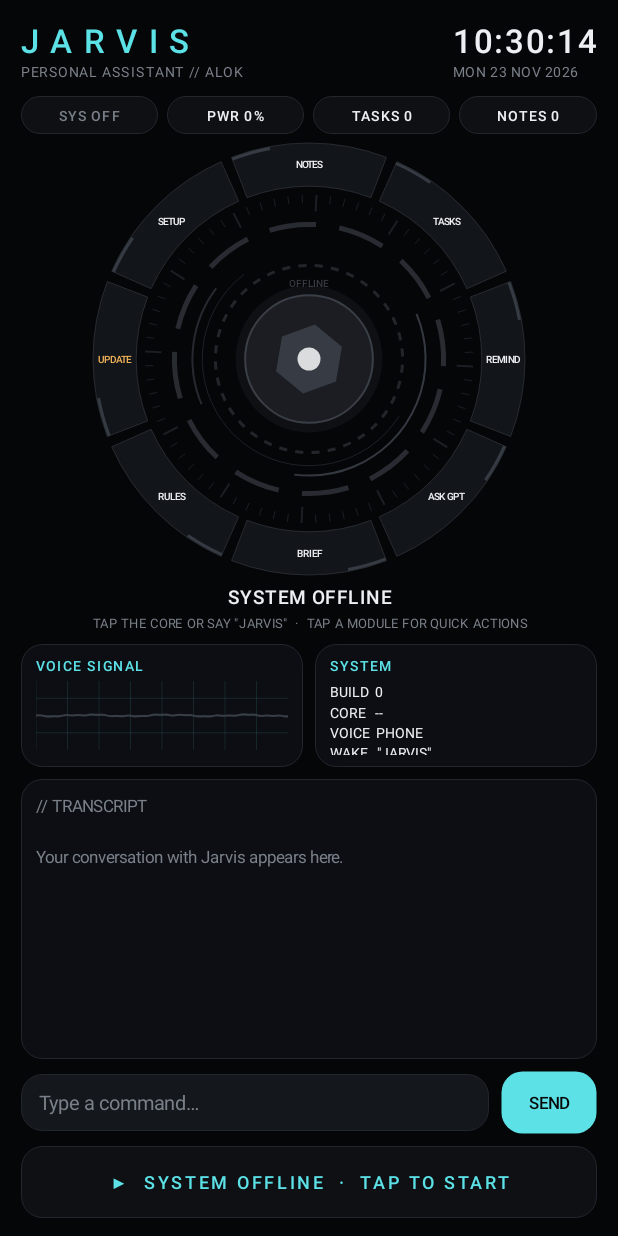
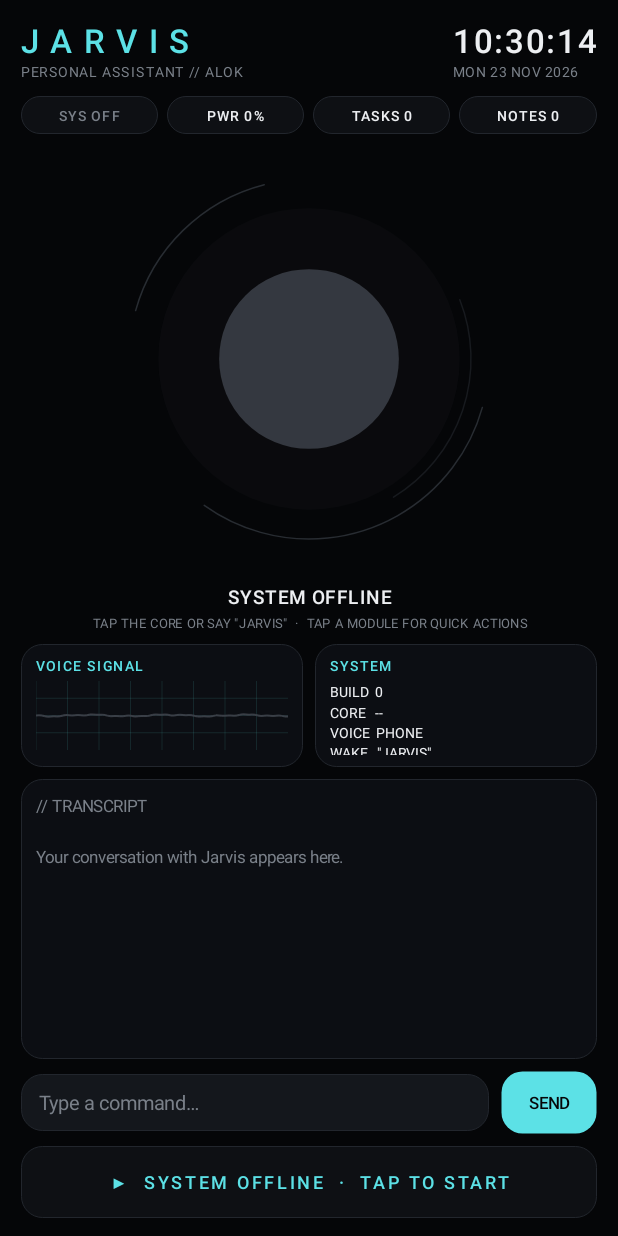
Before and after one commit to alokkr1995/jarvis, an Android app: the MainActivity screen opened directly, with no data from a screen before it, on a phone screen of 412 x 824 dp. Run offline under Robolectric (Android 15) with nearby library versions, the phone set to English and light mode, and no system bars; libraries missing offline, so code that uses them is left out: ai.picovoice.porcupine; 1 statement that could not run was skipped.

Commit message:
Update OrbView.kt

```diff
--- a/app/src/main/java/com/alok/jarvis/OrbView.kt
+++ b/app/src/main/java/com/alok/jarvis/OrbView.kt
@@ -4,46 +4,31 @@ import android.animation.ValueAnimator
 import android.annotation.SuppressLint
 import android.content.Context
 import android.graphics.Canvas
-import android.graphics.Color
 import android.graphics.Paint
-import android.graphics.Path
 import android.graphics.RectF
 import android.view.MotionEvent
 import android.view.View
 import android.view.animation.LinearInterpolator
-import kotlin.math.atan2
-import kotlin.math.cos
 import kotlin.math.hypot
 import kotlin.math.min
 import kotlin.math.sin
 
-/**
- * HUD dial: outer ring of tappable modules + rotating rings + hexagon core.
- * Tap a module → onModule(name). Tap the core → onCore().
- */
+/** Minimal orb: soft core + two thin rotating arcs. Tap = talk. */
 class OrbView(context: Context) : View(context) {
     var state: String = "off"
         set(v) { field = v; invalidate() }
-    var onModule: ((String) -> Unit)? = null
     var onCore: (() -> Unit)? = null
 
-    val modules = listOf("NOTES", "TASKS", "REMIND", "ASK GPT", "BRIEF", "RULES", "UPDATE", "SETUP")
-    private var pressed = -1
-
     private var ms = 0f
-    private val stroke = Paint(Paint.ANTI_ALIAS_FLAG).apply { style = Paint.Style.STROKE }
+    private val stroke = Paint(Paint.ANTI_ALIAS_FLAG).apply { style = Paint.Style.STROKE; strokeCap = Paint.Cap.ROUND }
     private val fill = Paint(Paint.ANTI_ALIAS_FLAG).apply { style = Paint.Style.FILL }
-    private val text = Paint(Paint.ANTI_ALIAS_FLAG).apply { typeface = Ui.MONO_BOLD; textAlign = Paint.Align.CENTER }
     private val rect = RectF()
-    private val path = Path()
+    private var pressed = false
 
     private val anim = ValueAnimator.ofFloat(0f, 1_000_000f).apply {
-        duration = 1_000_000L
-        repeatCount = ValueAnimator.INFINITE
-        interpolator = LinearInterpolator()
+        duration = 1_000_000L; repeatCount = ValueAnimator.INFINITE; interpolator = LinearInterpolator()
         addUpdateListener { ms = it.animatedValue as Float; invalidate() }
     }
-
     override fun onAttachedToWindow() { super.onAttachedToWindow(); anim.start() }
     override fun onDetachedFromWindow() { anim.cancel(); super.onDetachedFromWindow() }
 
@@ -52,123 +37,47 @@ class OrbView(context: Context) : View(context) {
         "speaking" -> Ui.CYAN; "error" -> Ui.RED; else -> Ui.OFF
     }
     private fun speed() = when (state) {
-        "idle" -> 1f; "listening" -> 2.5f; "thinking" -> 4f; "speaking" -> 2.5f; "error" -> 0.5f; else -> 0.25f
-    }
-    private fun label() = when (state) {
-        "idle" -> "STANDBY"; "listening" -> "LISTENING"; "thinking" -> "PROCESSING"
-        "speaking" -> "RESPONDING"; "error" -> "FAULT"; else -> "OFFLINE"
-    }
-
-    private fun geom(): Triple<Float, Float, Float> {
-        val cx = width / 2f; val cy = height / 2f
-        return Triple(cx, cy, min(width, height) * 0.48f)
-    }
-
-    private fun arc(cv: Canvas, cx: Float, cy: Float, r: Float, start: Float, sweep: Float, w: Float, a: Int, c: Int) {
-        stroke.strokeWidth = w; stroke.color = Ui.alpha(c, a)
-        rect.set(cx - r, cy - r, cx + r, cy + r)
-        cv.drawArc(rect, start, sweep, false, stroke)
+        "idle" -> 0.6f; "listening" -> 1.6f; "thinking" -> 2.4f; "speaking" -> 1.6f; else -> 0.15f
     }
 
     override fun onDraw(cv: Canvas) {
-        val (cx, cy, R) = geom()
+        val cx = width / 2f; val cy = height / 2f
+        val R = min(width, height) * 0.40f
         val c = color()
-        val accent = if (state == "off") Ui.OFF else Ui.CYAN
         val t = ms / 1000f * speed()
         val d = Ui.dp(context, 1f).toFloat()
         val pulse = (sin(t * 3f) + 1f) / 2f
+        val active = state == "listening" || state == "speaking"
 
-        // ---- module ring (outer band) ----
-        val rOut = R; val rIn = R * 0.80f
-        val seg = 360f / modules.size
-        for (i in modules.indices) {
-            val start = -90f - seg / 2 + i * seg + 1.5f
-            val sweep = seg - 3f
-            path.reset()
-            rect.set(cx - rOut, cy - rOut, cx + rOut, cy + rOut); path.arcTo(rect, start, sweep)
-            rect.set(cx - rIn, cy - rIn, cx + rIn, cy + rIn); path.arcTo(rect, start + sweep, -sweep)
-            path.close()
-            fill.color = if (i == pressed) Ui.alpha(accent, 110) else Ui.alpha(Ui.PANEL2, 235)
-            cv.drawPath(path, fill)
-            stroke.color = Ui.alpha(accent, 150); stroke.strokeWidth = d
-            cv.drawPath(path, stroke)
-            // bright edge tick
-            arc(cv, cx, cy, rOut - d * 2, start, sweep * 0.25f, d * 3, 230, accent)
-            val mid = Math.toRadians((start + sweep / 2).toDouble())
-            val lr = (rOut + rIn) / 2
-            text.textSize = d * 9.5f
-            text.color = if (modules[i] == "UPDATE") Ui.AMBER else Ui.TEXT
-            cv.drawText(modules[i], cx + cos(mid).toFloat() * lr, cy + sin(mid).toFloat() * lr + d * 3.5f, text)
-        }
+        // soft halo
+        fill.color = Ui.alpha(c, if (active) 40 else 22)
+        cv.drawCircle(cx, cy, R * (0.78f + 0.06f * pulse), fill)
 
-        // ---- inner instrument (scaled) ----
-        val r = R * 0.76f
-        stroke.color = Ui.alpha(c, 110)
-        for (i in 0 until 72) {
-            val ang = Math.toRadians((i * 5.0) + t * 4)
-            val inner = if (i % 6 == 0) r * 0.90f else r * 0.95f
-            stroke.strokeWidth = if (i % 6 == 0) d * 2 else d
-            cv.drawLine(cx + cos(ang).toFloat() * inner, cy + sin(ang).toFloat() * inner,
-                cx + cos(ang).toFloat() * r, cy + sin(ang).toFloat() * r, stroke)
-        }
-        for (i in 0 until 12) arc(cv, cx, cy, r * 0.82f, i * 30f + t * 20f, 20f, d * 5, 170, c)
-        arc(cv, cx, cy, r * 0.71f, -t * 35f, 120f, d * 2, 230, c)
-        arc(cv, cx, cy, r * 0.71f, -t * 35f + 180f, 60f, d * 2, 160, c)
-        arc(cv, cx, cy, r * 0.65f, t * 50f, 200f, d, 120, c)
-        for (i in 0 until 36) arc(cv, cx, cy, r * 0.57f, i * 10f - t * 10f, 5f, d * 3, 140, c)
+        // core
+        fill.color = Ui.alpha(c, if (pressed) 255 else 225)
+        cv.drawCircle(cx, cy, R * (0.48f + (if (active) 0.05f else 0.02f) * pulse), fill)
 
-        if (state == "speaking" || state == "listening") {
-            stroke.strokeWidth = d * 2; stroke.color = Ui.alpha(c, 210)
-            for (i in 0 until 48) {
-                val ang = Math.toRadians(i * 7.5)
-                val lvl = (sin(t * 6f + i * 0.9f) + 1f) / 2f
-                val r1 = r * 0.45f; val r2 = r1 + r * 0.09f * lvl
-                cv.drawLine(cx + cos(ang).toFloat() * r1, cy + sin(ang).toFloat() * r1,
-                    cx + cos(ang).toFloat() * r2, cy + sin(ang).toFloat() * r2, stroke)
-            }
-        }
-
-        // ---- hexagon core ----
-        val coreR = r * (0.36f + 0.03f * pulse)
-        fill.color = Ui.alpha(c, 45); cv.drawCircle(cx, cy, coreR * 1.15f, fill)
-        fill.color = Ui.alpha(c, 75); cv.drawCircle(cx, cy, coreR, fill)
-        stroke.color = Ui.alpha(c, 255); stroke.strokeWidth = d * 2; cv.drawCircle(cx, cy, coreR, stroke)
-        path.reset()
-        val hr = coreR * 0.55f
-        for (k in 0 until 6) {
-            val a = Math.toRadians(60.0 * k - 90 + t * 15)
-            val x = cx + cos(a).toFloat() * hr; val y = cy + sin(a).toFloat() * hr
-            if (k == 0) path.moveTo(x, y) else path.lineTo(x, y)
-        }
-        path.close()
-        fill.color = Ui.alpha(c, 235); cv.drawPath(path, fill)
-        fill.color = Ui.alpha(Color.WHITE, 210); cv.drawCircle(cx, cy, coreR * 0.18f, fill)
-
-        text.color = Ui.alpha(c, 240); text.textSize = d * 10
-        cv.drawText(label(), cx, cy - coreR - d * 8, text)
+        // two thin arcs
+        stroke.strokeWidth = d * 1.5f
+        stroke.color = Ui.alpha(c, 170)
+        rect.set(cx - R, cy - R, cx + R, cy + R)
+        cv.drawArc(rect, t * 40f, 110f, false, stroke)
+        cv.drawArc(rect, t * 40f + 180f, 60f, false, stroke)
+        stroke.color = Ui.alpha(c, 90)
+        val r2 = R * 0.9f
+        rect.set(cx - r2, cy - r2, cx + r2, cy + r2)
+        cv.drawArc(rect, -t * 55f, 80f, false, stroke)
     }
 
     @SuppressLint("ClickableViewAccessibility")
     override fun onTouchEvent(e: MotionEvent): Boolean {
-        val (cx, cy, R) = geom()
-        val dist = hypot(e.x - cx, e.y - cy)
-        val idx = if (dist in (R * 0.80f)..(R * 1.02f)) {
-            var ang = Math.toDegrees(atan2((e.y - cy).toDouble(), (e.x - cx).toDouble())).toFloat() + 90f + 360f / modules.size / 2
-            ang = ((ang % 360f) + 360f) % 360f
-            (ang / (360f / modules.size)).toInt().coerceIn(0, modules.size - 1)
-        } else -1
+        val inside = hypot(e.x - width / 2f, e.y - height / 2f) < min(width, height) * 0.45f
         when (e.action) {
-            MotionEvent.ACTION_DOWN -> { pressed = idx; invalidate() }
-            MotionEvent.ACTION_UP -> {
-                pressed = -1; invalidate()
-                if (idx >= 0) onModule?.invoke(modules[idx])
-                else if (dist < R * 0.5f) onCore?.invoke()
-                performClick()
-            }
-            MotionEvent.ACTION_CANCEL -> { pressed = -1; invalidate() }
+            MotionEvent.ACTION_DOWN -> { pressed = inside; invalidate() }
+            MotionEvent.ACTION_UP -> { if (pressed && inside) { onCore?.invoke(); performClick() }; pressed = false; invalidate() }
+            MotionEvent.ACTION_CANCEL -> { pressed = false; invalidate() }
         }
         return true
     }
-
     override fun performClick(): Boolean { super.performClick(); return true }
 }
```
